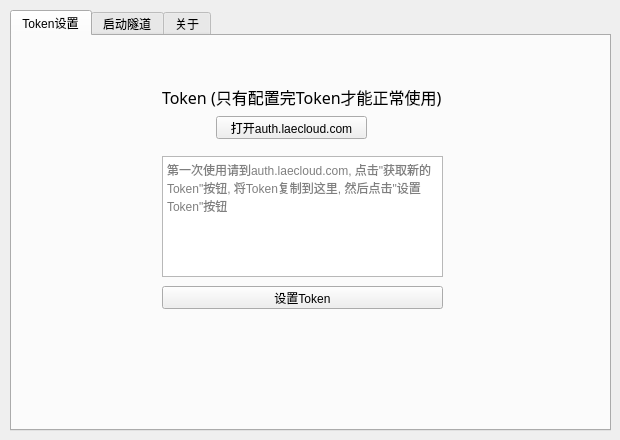
Old version of the form gui.ui in the repository LAE-Frp/mefrp-gui.
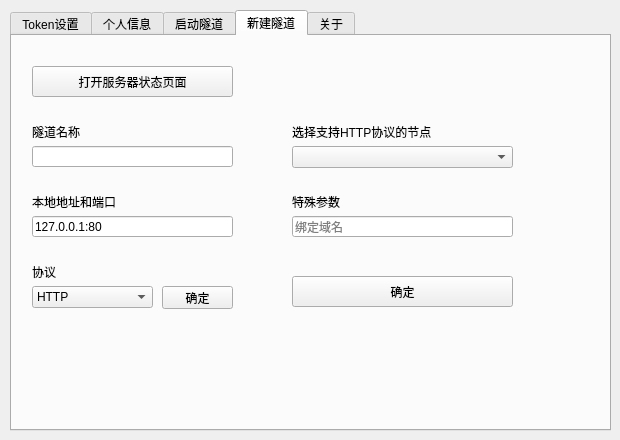
New version of the form. The open tabs and pages were chosen to show the change.

```diff
--- a/gui.ui
+++ b/gui.ui
@@ -53,7 +53,7 @@
        </rect>
       </property>
       <property name="placeholderText">
-       <string notr="true">第一次使用请到auth.laecloud.com, 点击&quot;获取新的Token&quot;按钮, 将Token复制到这里, 然后点击&quot;设置Token&quot;按钮</string>
+       <string notr="true">第一次使用请到api.laecloud.com, 点击&quot;获取新的Token&quot;按钮, 将Token复制到这里, 然后点击&quot;设置Token&quot;按钮</string>
       </property>
      </widget>
      <widget class="QLabel" name="label">
@@ -94,10 +94,150 @@
        <string notr="true"/>
       </property>
       <property name="text">
-       <string notr="true">打开auth.laecloud.com</string>
+       <string notr="true">打开api.laecloud.com</string>
       </property>
      </widget>
     </widget>
+    <widget class="QWidget" name="personal_info">
+     <attribute name="title">
+      <string notr="true">个人信息</string>
+     </attribute>
+     <widget class="QTableWidget" name="info_table">
+      <property name="geometry">
+       <rect>
+        <x>10</x>
+        <y>10</y>
+        <width>571</width>
+        <height>371</height>
+       </rect>
+      </property>
+      <property name="horizontalScrollBarPolicy">
+       <enum>Qt::ScrollBarAlwaysOff</enum>
+      </property>
+      <property name="rowCount">
+       <number>6</number>
+      </property>
+      <property name="columnCount">
+       <number>2</number>
+      </property>
+      <attribute name="horizontalHeaderVisible">
+       <bool>false</bool>
+      </attribute>
+      <attribute name="horizontalHeaderDefaultSectionSize">
+       <number>290</number>
+      </attribute>
+      <attribute name="verticalHeaderVisible">
+       <bool>false</bool>
+      </attribute>
+      <attribute name="verticalHeaderDefaultSectionSize">
+       <number>40</number>
+      </attribute>
+      <row/>
+      <row/>
+      <row/>
+      <row/>
+      <row/>
+      <row/>
+      <column/>
+      <column/>
+      <item row="0" column="0">
+       <property name="text">
+        <string notr="true">名称</string>
+       </property>
+       <property name="textAlignment">
+        <set>AlignCenter</set>
+       </property>
+      </item>
+      <item row="0" column="1">
+       <property name="text">
+        <string notr="true">值</string>
+       </property>
+       <property name="textAlignment">
+        <set>AlignCenter</set>
+       </property>
+      </item>
+      <item row="1" column="0">
+       <property name="text">
+        <string notr="true">用户名</string>
+       </property>
+       <property name="textAlignment">
+        <set>AlignCenter</set>
+       </property>
+      </item>
+      <item row="1" column="1">
+       <property name="text">
+        <string notr="true"/>
+       </property>
+       <property name="textAlignment">
+        <set>AlignCenter</set>
+       </property>
+      </item>
+      <item row="2" column="0">
+       <property name="text">
+        <string notr="true">用户ID</string>
+       </property>
+       <property name="textAlignment">
+        <set>AlignCenter</set>
+       </property>
+      </item>
+      <item row="2" column="1">
+       <property name="text">
+        <string notr="true"/>
+       </property>
+       <property name="textAlignment">
+        <set>AlignCenter</set>
+       </property>
+      </item>
+      <item row="3" column="0">
+       <property name="text">
+        <string notr="true">余额</string>
+       </property>
+       <property name="textAlignment">
+        <set>AlignCenter</set>
+       </property>
+      </item>
+      <item row="3" column="1">
+       <property name="text">
+        <string notr="true"/>
+       </property>
+       <property name="textAlignment">
+        <set>AlignCenter</set>
+       </property>
+      </item>
+      <item row="4" column="0">
+       <property name="text">
+        <string notr="true">Drops</string>
+       </property>
+       <property name="textAlignment">
+        <set>AlignCenter</set>
+       </property>
+      </item>
+      <item row="4" column="1">
+       <property name="text">
+        <string notr="true"/>
+       </property>
+       <property name="textAlignment">
+        <set>AlignCenter</set>
+       </property>
+      </item>
+      <item row="5" column="0">
+       <property name="text">
+        <string notr="true">邮箱</string>
+       </property>
+       <property name="textAlignment">
+        <set>AlignCenter</set>
+       </property>
+      </item>
+      <item row="5" column="1">
+       <property name="text">
+        <string notr="true"/>
+       </property>
+       <property name="textAlignment">
+        <set>AlignCenter</set>
+       </property>
+      </item>
+     </widget>
+    </widget>
     <widget class="QWidget" name="tunnelStart">
      <attribute name="title">
       <string notr="true">启动隧道</string>
@@ -213,6 +353,194 @@
       </property>
      </widget>
     </widget>
+    <widget class="QWidget" name="createTunnel">
+     <attribute name="title">
+      <string notr="true">新建隧道</string>
+     </attribute>
+     <widget class="QLabel" name="label_9">
+      <property name="geometry">
+       <rect>
+        <x>20</x>
+        <y>80</y>
+        <width>71</width>
+        <height>31</height>
+       </rect>
+      </property>
+      <property name="text">
+       <string notr="true">隧道名称</string>
+      </property>
+     </widget>
+     <widget class="QLineEdit" name="tunnelName">
+      <property name="geometry">
+       <rect>
+        <x>20</x>
+        <y>110</y>
+        <width>201</width>
+        <height>21</height>
+       </rect>
+      </property>
+     </widget>
+     <widget class="QLabel" name="label_10">
+      <property name="geometry">
+       <rect>
+        <x>20</x>
+        <y>150</y>
+        <width>91</width>
+        <height>31</height>
+       </rect>
+      </property>
+      <property name="text">
+       <string notr="true">本地地址和端口</string>
+      </property>
+     </widget>
+     <widget class="QLineEdit" name="local_ip">
+      <property name="geometry">
+       <rect>
+        <x>20</x>
+        <y>180</y>
+        <width>201</width>
+        <height>21</height>
+       </rect>
+      </property>
+      <property name="text">
+       <string notr="true">127.0.0.1:80</string>
+      </property>
+     </widget>
+     <widget class="QLabel" name="label_11">
+      <property name="geometry">
+       <rect>
+        <x>20</x>
+        <y>220</y>
+        <width>51</width>
+        <height>31</height>
+       </rect>
+      </property>
+      <property name="text">
+       <string notr="true">协议</string>
+      </property>
+     </widget>
+     <widget class="QComboBox" name="protocol">
+      <property name="geometry">
+       <rect>
+        <x>20</x>
+        <y>250</y>
+        <width>121</width>
+        <height>22</height>
+       </rect>
+      </property>
+      <item>
+       <property name="text">
+        <string notr="true">HTTP</string>
+       </property>
+      </item>
+      <item>
+       <property name="text">
+        <string notr="true">HTTPS</string>
+       </property>
+      </item>
+      <item>
+       <property name="text">
+        <string notr="true">TCP</string>
+       </property>
+      </item>
+      <item>
+       <property name="text">
+        <string notr="true">UDP</string>
+       </property>
+      </item>
+     </widget>
+     <widget class="QPushButton" name="open_status_page">
+      <property name="geometry">
+       <rect>
+        <x>20</x>
+        <y>30</y>
+        <width>201</width>
+        <height>31</height>
+       </rect>
+      </property>
+      <property name="cursor">
+       <cursorShape>PointingHandCursor</cursorShape>
+      </property>
+      <property name="text">
+       <string notr="true">打开服务器状态页面</string>
+      </property>
+     </widget>
+     <widget class="QLabel" name="label_12">
+      <property name="geometry">
+       <rect>
+        <x>280</x>
+        <y>80</y>
+        <width>171</width>
+        <height>31</height>
+       </rect>
+      </property>
+      <property name="text">
+       <string notr="true">选择支持HTTP协议的节点</string>
+      </property>
+     </widget>
+     <widget class="QPushButton" name="protocol_ok">
+      <property name="geometry">
+       <rect>
+        <x>150</x>
+        <y>250</y>
+        <width>71</width>
+        <height>23</height>
+       </rect>
+      </property>
+      <property name="text">
+       <string notr="true">确定</string>
+      </property>
+     </widget>
+     <widget class="QComboBox" name="choose_server">
+      <property name="geometry">
+       <rect>
+        <x>280</x>
+        <y>110</y>
+        <width>221</width>
+        <height>22</height>
+       </rect>
+      </property>
+     </widget>
+     <widget class="QLabel" name="label_13">
+      <property name="geometry">
+       <rect>
+        <x>280</x>
+        <y>150</y>
+        <width>61</width>
+        <height>31</height>
+       </rect>
+      </property>
+      <property name="text">
+       <string notr="true">特殊参数</string>
+      </property>
+     </widget>
+     <widget class="QLineEdit" name="special_argument">
+      <property name="geometry">
+       <rect>
+        <x>280</x>
+        <y>180</y>
+        <width>221</width>
+        <height>21</height>
+       </rect>
+      </property>
+      <property name="placeholderText">
+       <string notr="true">绑定域名</string>
+      </property>
+     </widget>
+     <widget class="QPushButton" name="create_tunnel_ok">
+      <property name="geometry">
+       <rect>
+        <x>280</x>
+        <y>240</y>
+        <width>221</width>
+        <height>31</height>
+       </rect>
+      </property>
+      <property name="text">
+       <string notr="true">确定</string>
+      </property>
+     </widget>
+    </widget>
     <widget class="QWidget" name="about">
      <attribute name="title">
       <string notr="true">关于</string>
```
Left out of the diff: 4 changed lines with no effect on the pictures.
